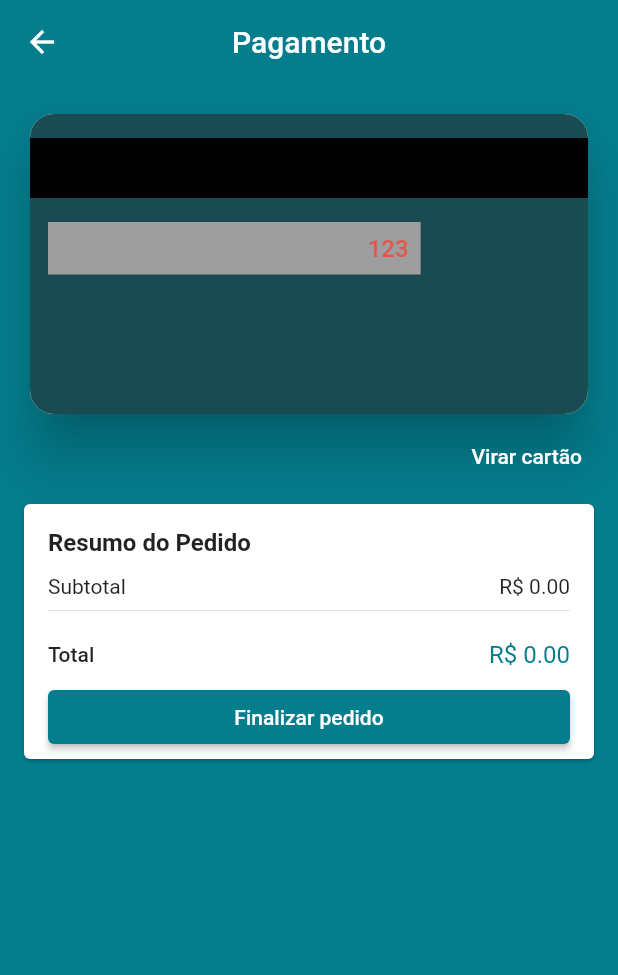
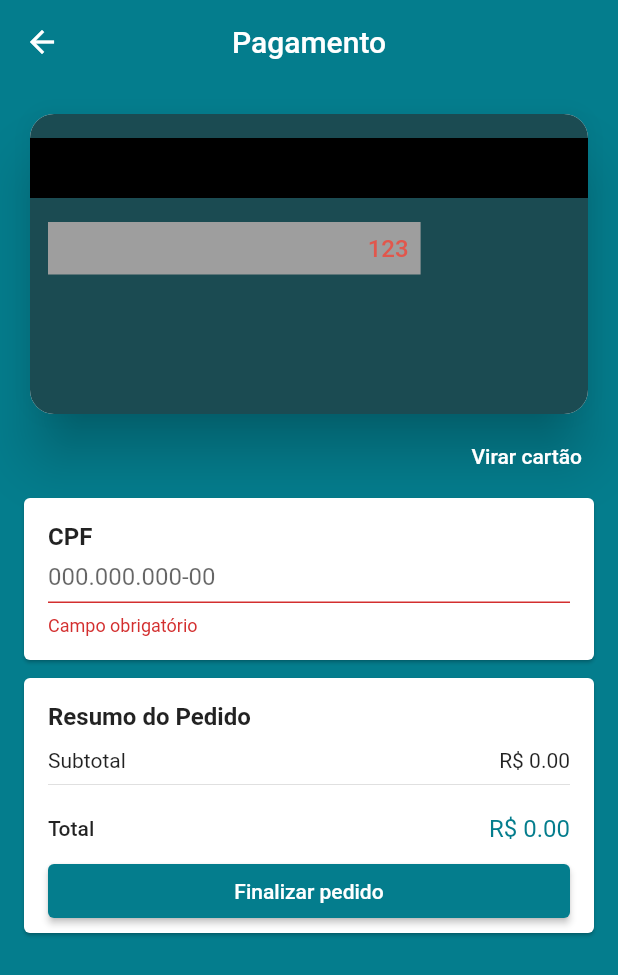
Before and after one commit to lutzzdias/clothes_shop, a Flutter app: the CheckoutScreen screen opened by its route, after a tap on "Finalizar pedido", after a tap on "Virar cartão", on a phone screen of 412 x 824 dp. Shown: the top 975 px of the screen. Run offline on Flutter 3.47's test engine with Material 2 defaults, Android fonts, the phone set to English and light mode, and no system bars; drawn by our look-alikes of flip_card, keyboard_actions; our stand-ins replace brasil_fields, carousel_slider, cloud_firestore, dio, firebase_auth, firebase_storage and 10 more; missing offline and left inert: alphabet_list_scroll_view, credit_card_type_detector, map_launcher; accounts and stored records are empty.

Commit message:
Add CPF textfield, validation and relation to user

```diff
--- a/lib/models/user.dart
+++ b/lib/models/user.dart
@@ -4,6 +4,7 @@ import 'package:loja_virtual/models/address.dart';
 class User {
   String id;
   String name;
+  String cpf;
   String email;
   String? password;
   String? confirmPassword;
@@ -13,6 +14,7 @@ class User {
   User({
     this.id = '',
     this.name = '',
+    this.cpf = '',
     required this.email,
     required this.password,
     this.confirmPassword = '',
@@ -22,6 +24,7 @@ class User {
   User.fromDocument(DocumentSnapshot document)
       : id = document.id,
         name = document.get('name'),
+        cpf = document.get('cpf'),
         email = document.get('email'),
         admin = false {
     address = document.data().toString().contains('address')
@@ -32,6 +35,7 @@ class User {
   User.empty({
     this.id = '',
     this.name = '',
+    this.cpf = '',
     this.email = '',
     this.password = '',
     this.confirmPassword = '',
@@ -52,8 +56,14 @@ class User {
     saveData();
   }
 
+  void setCpf(String cpf) {
+    this.cpf = cpf;
+    saveData();
+  }
+
   Map<String, dynamic> toMap() => {
         'name': name,
+        if (cpf.isNotEmpty) 'cpf': cpf,
         'email': email,
         if (address != null) 'address': address!.toMap(),
       };
--- a/lib/screens/checkout/checkout_screen.dart
+++ b/lib/screens/checkout/checkout_screen.dart
@@ -2,6 +2,7 @@ import 'package:flutter/material.dart';
 import 'package:loja_virtual/common/price_card.dart';
 import 'package:loja_virtual/models/cart_manager.dart';
 import 'package:loja_virtual/models/checkout_manager.dart';
+import 'package:loja_virtual/screens/checkout/components/cpf_field.dart';
 import 'package:loja_virtual/screens/checkout/components/credit_card_widget.dart';
 import 'package:provider/provider.dart';
 
@@ -50,27 +51,32 @@ class CheckoutScreen extends StatelessWidget {
                     key: formKey,
                     child: ListView(
                       children: [
-                        CreditCardWidget(),
+                        const CreditCardWidget(),
+                        const CpfField(),
                         PriceCard(
                           buttonText: 'Finalizar pedido',
                           onPressed: () async {
-                            // if (formKey.currentState!.validate()) print('foi');
                             if (formKey.currentState!.validate()) {
-                              await checkoutManager.checkout(onStockFail: (e) {
+                              formKey.currentState!.save();
+                              await checkoutManager.checkout(
+                                onStockFail: (e) {
                                   ScaffoldMessenger.of(context).showSnackBar(
                                     SnackBar(
                                       content: Text(e.toString()),
                                       backgroundColor: Colors.red,
                                     ),
                                   );
-                                Navigator.of(context).popUntil(
-                                    (route) => route.settings.name == '/cart');
-                              }, onSuccess: (order) {
+                                  Navigator.of(context).popUntil((route) =>
+                                      route.settings.name == '/cart');
+                                },
+                                onSuccess: (order) {
                                   Navigator.of(context).popUntil(
                                       (route) => route.settings.name == '/');
-                                Navigator.of(context).pushNamed('/confirmation',
+                                  Navigator.of(context).pushNamed(
+                                      '/confirmation',
                                       arguments: order);
-                              });
+                                },
+                              );
                             }
                           },
                         ),
--- /dev/null
+++ b/lib/screens/checkout/components/cpf_field.dart
@@ -0,0 +1,54 @@
+import 'package:brasil_fields/brasil_fields.dart';
+import 'package:flutter/material.dart';
+import 'package:flutter/services.dart';
+import 'package:loja_virtual/models/user_manager.dart';
+import 'package:provider/provider.dart';
+
+class CpfField extends StatelessWidget {
+  const CpfField({Key? key}) : super(key: key);
+
+  @override
+  Widget build(BuildContext context) {
+    final userManager = context.watch<UserManager>();
+    return Card(
+      margin: const EdgeInsets.symmetric(horizontal: 16, vertical: 4),
+      child: Padding(
+        padding: const EdgeInsets.all(16),
+        child: Column(
+          crossAxisAlignment: CrossAxisAlignment.start,
+          children: [
+            const Text(
+              'CPF',
+              textAlign: TextAlign.start,
+              style: TextStyle(
+                fontWeight: FontWeight.w600,
+                fontSize: 16,
+              ),
+            ),
+            TextFormField(
+              keyboardType: TextInputType.number,
+              initialValue: userManager.user?.cpf,
+              decoration: const InputDecoration(
+                hintText: '000.000.000-00',
+                isDense: true,
+              ),
+              inputFormatters: [
+                FilteringTextInputFormatter.digitsOnly,
+                CpfInputFormatter(),
+              ],
+              validator: (cpf) {
+                if (cpf == null || cpf.isEmpty)
+                  return 'Campo obrigatório';
+                else if (!CPFValidator.isValid(cpf))
+                  return 'CPF inválido';
+                else
+                  return null;
+              },
+              onSaved: (cpf) => userManager.user?.setCpf(cpf ?? ''),
+            )
+          ],
+        ),
+      ),
+    );
+  }
+}
--- a/pubspec.yaml
+++ b/pubspec.yaml
@@ -109,6 +109,9 @@ dependencies:
   # used to show a bar above the keyboard in iOS
   keyboard_actions: ^4.1.0
 
+  # used to validate the cpf field
+  cpf_cnpj_validator: ^2.0.0
+
 dev_dependencies:
   flutter_test:
     sdk: flutter
```
Also changed, not shown: pubspec.lock. Lines whose indentation alone changed are shown as unchanged.
